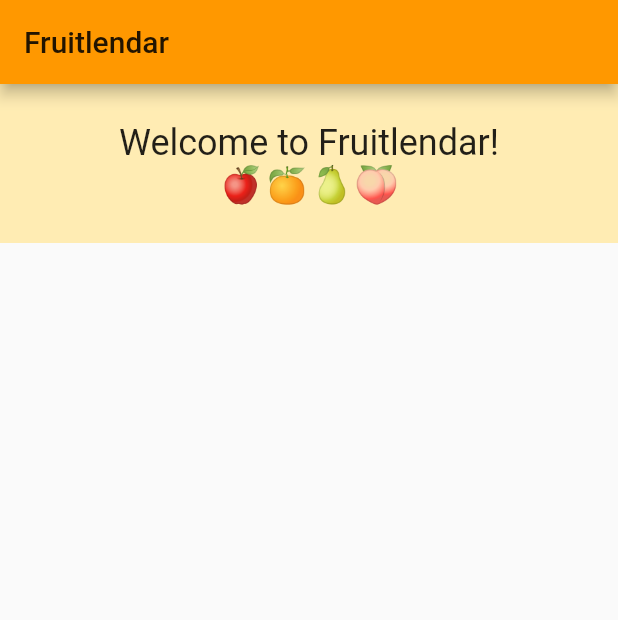
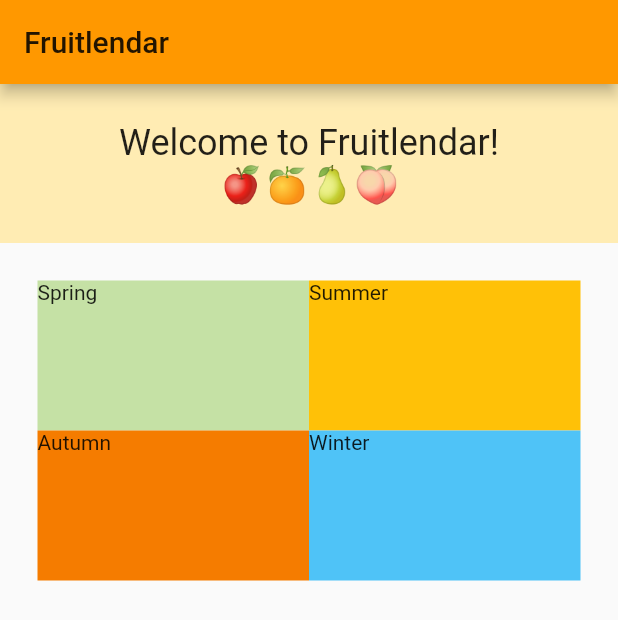
Before and after one commit to jennclee/fruitlendar, a Flutter app: the screen it shows after launch, on a phone screen of 412 x 824 dp. Shown: the top 620 px of the screen. Run offline on Flutter 3.47's test engine with Material 2 defaults, Android fonts, the phone set to English and light mode, and no system bars.

Commit message:
Create grid widget for season cards
* Using placeholder containers

```diff
--- a/lib/main.dart
+++ b/lib/main.dart
@@ -1,5 +1,6 @@
 import 'package:flutter/material.dart';
 import 'hero.dart';
+import 'season_grid.dart';
 
 void main() {
   runApp(MyApp());
@@ -34,6 +35,7 @@ class MyHomePage extends StatelessWidget {
         ),
         body: Column(children: [
           heroSection,
+          seasonGrid,
         ]));
   }
 }
--- /dev/null
+++ b/lib/season_grid.dart
@@ -0,0 +1,38 @@
+import 'package:flutter/material.dart';
+
+final springContainer = Container(
+  color: Colors.lightGreen[200],
+  child: const Text('Spring'),
+  height: 100,
+);
+
+final summmerContainer = Container(
+  color: Colors.amber,
+  child: const Text('Summer'),
+  height: 100,
+);
+
+final autumnContainer = Container(
+  color: Colors.orange[700],
+  child: const Text('Autumn'),
+  height: 100,
+);
+
+final winterContainer = Container(
+  color: Colors.lightBlue[300],
+  child: const Text('Winter'),
+  height: 100,
+);
+
+Widget seasonGrid = Container(
+    padding: const EdgeInsets.all(25),
+    child: Column(children: [
+      Row(children: [
+        Expanded(child: springContainer),
+        Expanded(child: summmerContainer)
+      ]),
+      Row(children: [
+        Expanded(child: autumnContainer),
+        Expanded(child: winterContainer)
+      ]),
+    ]));
```
